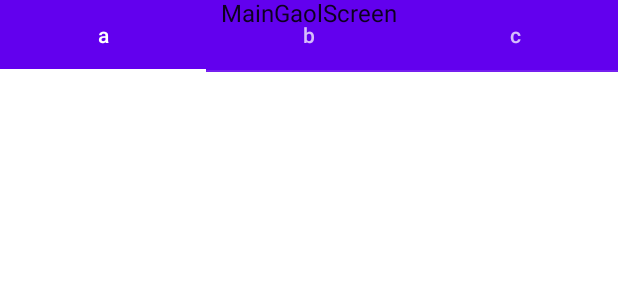
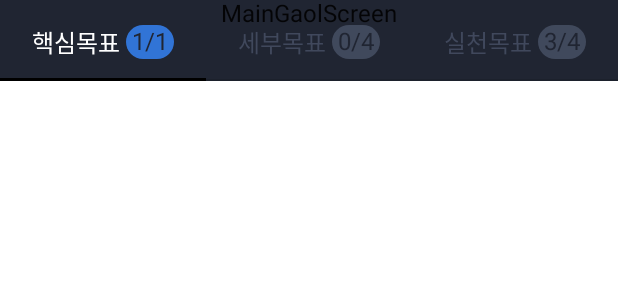
Before and after one commit to Nexters/HagoMandal-AOS, an Android app built with Jetpack Compose: the @Preview function PreviewGoalScreen, on a phone screen of 412 x 824 dp. Shown: the top 300 px of the screen. Run offline under Robolectric (Android 15) with nearby library versions, the phone set to English and light mode, and no system bars; our stand-ins replace accompanist.

Commit message:
GoalTab 만들기

```diff
--- /dev/null
+++ b/app/src/main/java/com/greedy0110/hagomandal/ui/GoalTab.kt
@@ -0,0 +1,102 @@
+package com.greedy0110.hagomandal.ui
+
+import androidx.compose.foundation.background
+import androidx.compose.foundation.clickable
+import androidx.compose.foundation.layout.Arrangement
+import androidx.compose.foundation.layout.Column
+import androidx.compose.foundation.layout.Row
+import androidx.compose.foundation.layout.Spacer
+import androidx.compose.foundation.layout.fillMaxWidth
+import androidx.compose.foundation.layout.padding
+import androidx.compose.foundation.layout.size
+import androidx.compose.foundation.shape.RoundedCornerShape
+import androidx.compose.material.Text
+import androidx.compose.runtime.Composable
+import androidx.compose.ui.Alignment
+import androidx.compose.ui.Modifier
+import androidx.compose.ui.graphics.Color
+import androidx.compose.ui.tooling.preview.Preview
+import androidx.compose.ui.unit.dp
+import com.greedy0110.hagomandal.ui.theme.HagoMandalTheme
+
+@Composable
+fun GoalTabBadge(
+    completed: Boolean,
+    selected: Boolean,
+    text: String
+) {
+    val badgeTextColor = Color(0xff202532)
+    val badgeColor = when {
+        completed -> Color(0xff3174d6)
+        selected -> Color(0xffffffff)
+        else -> Color(0xff40495c)
+    }
+
+    Text(
+        modifier = Modifier
+            .background(
+                color = badgeColor,
+                shape = RoundedCornerShape(60.dp)
+            )
+            .padding(horizontal = 4.dp, vertical = 2.dp),
+        text = text,
+        color = badgeTextColor
+    )
+}
+
+@Preview
+@Composable
+fun PreviewGoalTabBadge() {
+    HagoMandalTheme {
+        Row {
+            val completed = listOf(false, true)
+            val selected = listOf(false, true)
+
+            completed
+                .map { c ->
+                    selected.map { s ->
+                        GoalTabBadge(completed = c, selected = s, text = "1/4")
+                    }
+                }
+        }
+    }
+}
+
+@Composable
+fun GoalTab(
+    modifier: Modifier = Modifier,
+    completed: Boolean,
+    selected: Boolean,
+    title: String,
+    badge: String,
+    onClick: () -> Unit = {},
+) {
+    val textColor = when {
+        selected -> Color(0xffffffff)
+        else -> Color(0xff40485c)
+    }
+
+    Row(
+        modifier = modifier
+            .clickable { onClick() }
+            .fillMaxWidth()
+            .padding(top = 16.dp, bottom = 14.dp),
+        horizontalArrangement = Arrangement.Center,
+        verticalAlignment = Alignment.CenterVertically
+    ) {
+        Text(text = title, color = textColor)
+        Spacer(Modifier.size(4.dp))
+        GoalTabBadge(completed = completed, selected = selected, text = badge)
+    }
+}
+
+@Preview
+@Composable
+fun PreviewGoalTab() {
+    Column {
+        GoalTab(completed = true, selected = false, title = "핵심목표", badge = "1/1")
+        GoalTab(completed = true, selected = true, title = "핵심목표", badge = "4/4")
+        GoalTab(completed = false, selected = false, title = "핵심목표", badge = "2/4")
+        GoalTab(completed = false, selected = true, title = "핵심목표", badge = "2/4")
+    }
+}
--- a/app/src/main/java/com/greedy0110/hagomandal/ui/MainActivity.kt
+++ b/app/src/main/java/com/greedy0110/hagomandal/ui/MainActivity.kt
@@ -6,10 +6,10 @@ import androidx.activity.compose.setContent
 import androidx.compose.material.Tab
 import androidx.compose.material.TabRow
 import androidx.compose.material.TabRowDefaults
-import androidx.compose.material.Text
 import androidx.compose.runtime.Composable
 import androidx.compose.runtime.rememberCoroutineScope
 import androidx.compose.ui.Modifier
+import androidx.compose.ui.graphics.Color
 import androidx.compose.ui.tooling.preview.Preview
 import com.google.accompanist.pager.ExperimentalPagerApi
 import com.google.accompanist.pager.HorizontalPager
@@ -30,10 +30,24 @@ class MainActivity : ComponentActivity() {
     }
 }
 
+data class TabItem(
+    val title: String,
+    val doneCount: Int,
+    val totalCount: Int,
+    val selected: Boolean
+) {
+    val completed: Boolean get() = doneCount >= totalCount
+}
+
 @OptIn(ExperimentalPagerApi::class)
 @Composable
 fun GoalScreen() {
-    val pages = listOf("a", "b", "c")
+    val pages = listOf(
+        TabItem("핵심목표", 1, 1, false),
+        TabItem("세부목표", 0, 4, false),
+        TabItem("실천목표", 3, 4, false),
+    )
+    val backgroundColor = Color(0xff202532)
 
     val pagerState = rememberPagerState()
     // TODO: 이게 뭐람
@@ -42,7 +56,8 @@ fun GoalScreen() {
     TabRow(
         // Our selected tab is our current page
         selectedTabIndex = pagerState.currentPage,
-        //TODO: indicator 만들기
+        backgroundColor= backgroundColor,
+        // TODO: indicator 만들기
         indicator = { tabPositions ->
             TabRowDefaults.Indicator(
                 Modifier.pagerTabIndicatorOffset(pagerState, tabPositions)
@@ -50,16 +65,17 @@ fun GoalScreen() {
         }
     ) {
         // Add tabs for all of our pages
-        pages.forEachIndexed { index, title ->
-            //TODO: tab 만들기
-            Tab(
-                text = { Text(title) },
+        pages.forEachIndexed { index, item ->
+            GoalTab(
+                completed = item.completed,
                 selected = pagerState.currentPage == index,
+                title = item.title,
+                badge = "${item.doneCount}/${item.totalCount}",
                 onClick = {
                     coroutineScope.launch {
                         pagerState.scrollToPage(index)
                     }
-                },
+                }
             )
         }
     }
@@ -68,7 +84,7 @@ fun GoalScreen() {
         count = pages.size,
         state = pagerState,
     ) { page ->
-        //TODO: 패딩은?
+        // TODO: 패딩은?
         when (page) {
             0 -> MainGoalScreen()
             1 -> SubGaolScreen()
@@ -85,36 +101,3 @@ fun PreviewGoalScreen() {
         GoalScreen()
     }
 }
-
-@Composable
-fun MainGoalScreen() {
-    Text(text = "MainGaolScreen")
-}
-
-@Preview
-@Composable
-fun PreviewMainGoalScreen() {
-
-}
-
-@Composable
-fun SubGaolScreen() {
-    Text(text = "Sub")
-}
-
-@Preview
-@Composable
-fun PreviewSubGaolScreen() {
-
-}
-
-@Composable
-fun DetailGoalScreen() {
-    Text(text = "Detail")
-}
-
-@Preview
-@Composable
-fun PreviewDetailGoalScreen() {
-
-}
--- /dev/null
+++ b/app/src/main/java/com/greedy0110/hagomandal/ui/MainGoalScreen.kt
@@ -0,0 +1,15 @@
+package com.greedy0110.hagomandal.ui
+
+import androidx.compose.material.Text
+import androidx.compose.runtime.Composable
+import androidx.compose.ui.tooling.preview.Preview
+
+@Composable
+fun MainGoalScreen() {
+    Text(text = "MainGaolScreen")
+}
+
+@Preview
+@Composable
+fun PreviewMainGoalScreen() {
+}
--- a/app/src/main/java/com/greedy0110/hagomandal/ui/theme/Type.kt
+++ b/app/src/main/java/com/greedy0110/hagomandal/ui/theme/Type.kt
@@ -26,3 +26,5 @@ val Typography = Typography(
     )
     */
 )
+
+//TODO: Noto Sans KR 적용하기
```
Also changed, not shown: app/src/main/java/com/greedy0110/hagomandal/ui/DetailGoalScreen.kt (added, +15 -0 lines), app/src/main/java/com/greedy0110/hagomandal/ui/SubGoalScreen.kt (added, +15 -0 lines).
